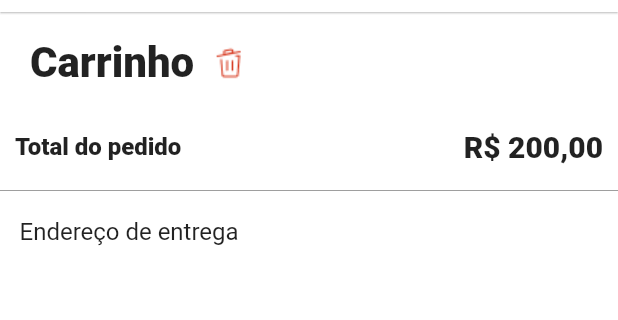
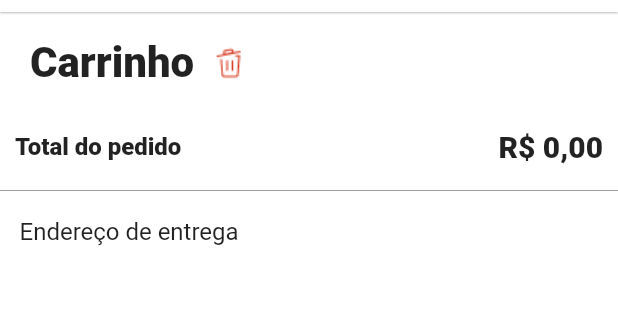
Before and after one commit to kakosergio/vakinha_burger, a Flutter app: the OrderPage screen opened by its route, on a phone screen of 412 x 824 dp, the part 72-392 px from its top. Run offline on Flutter 3.47's test engine with Material 2 defaults, Android fonts, the phone set to English and light mode, and no system bars; our stand-ins replace bloc, dio, equatable, flutter_bloc, loading_animation_widget, shared_preferences and 1 more; missing offline and left inert: flutter_awesome_select, match, validatorless; accounts and stored records are empty; Roboto replaces fonts that are missing (mplus1); statements that could not run were skipped.

Commit message:
Created updateCart from order to home

```diff
--- a/lib/app/pages/home/home_controller.dart
+++ b/lib/app/pages/home/home_controller.dart
@@ -52,4 +52,6 @@ class HomeController extends Cubit<HomeState> {
     // emite o estado
     emit(state.copyWith(shoppingCart: shoppingCart));
   }
+
+  void updateCart(List<OrderProductDto> updateCart) {}
 }
--- a/lib/app/pages/home/widgets/shopping_cart.dart
+++ b/lib/app/pages/home/widgets/shopping_cart.dart
@@ -1,7 +1,9 @@
 import 'package:dw9_delivery_app/app/core/extensions/formatter_extension.dart';
 import 'package:dw9_delivery_app/app/core/ui/helpers/size_extensions.dart';
 import 'package:dw9_delivery_app/app/core/ui/styles/text_styles.dart';
+import 'package:dw9_delivery_app/app/pages/home/home_controller.dart';
 import 'package:flutter/material.dart';
+import 'package:provider/provider.dart';
 import 'package:shared_preferences/shared_preferences.dart';
 
 import '../../../dto/order_product_dto.dart';
@@ -15,6 +17,7 @@ class ShoppingCart extends StatelessWidget {
 
   Future<void> _goOrder(BuildContext context) async {
     final navigator = Navigator.of(context);
+    final controller = context.read<HomeController>();
     final sp = await SharedPreferences.getInstance();
     if (!sp.containsKey('accessToken')) {
       //Envio para o login
@@ -25,7 +28,8 @@ class ShoppingCart extends StatelessWidget {
       }
     }
     // Envio para o Order
-    await navigator.pushNamed('/order', arguments: cart);
+    final updateCart = await navigator.pushNamed('/order', arguments: cart);
+    controller.updateCart(updateCart as List<OrderProductDto>);
   }
 
   @override
--- a/lib/app/pages/order/order_page.dart
+++ b/lib/app/pages/order/order_page.dart
@@ -1,3 +1,4 @@
+import 'package:dw9_delivery_app/app/core/extensions/formatter_extension.dart';
 import 'package:dw9_delivery_app/app/core/ui/base_state/base_state.dart';
 import 'package:dw9_delivery_app/app/core/ui/styles/text_styles.dart';
 import 'package:dw9_delivery_app/app/core/ui/widgets/delivery_app_bar.dart';
@@ -48,6 +49,11 @@ class _OrderPageState extends BaseState<OrderPage, OrderController> {
           },
         );
       },
+      child: WillPopScope(
+        onWillPop: () async {
+          Navigator.of(context).pop(controller.state.orderProducts);
+          return false;
+        },
         child: Scaffold(
           appBar: DeliveryAppBar(),
           body: Form(
@@ -74,7 +80,8 @@ class _OrderPageState extends BaseState<OrderPage, OrderController> {
                     ),
                   ),
                 ),
-              BlocSelector<OrderController, OrderState, List<OrderProductDto>>(
+                BlocSelector<OrderController, OrderState,
+                    List<OrderProductDto>>(
                   selector: (state) => state.orderProducts,
                   builder: (context, orderProducts) {
                     return SliverList(
@@ -109,10 +116,15 @@ class _OrderPageState extends BaseState<OrderPage, OrderController> {
                               style: context.textStyles.textExtraBold
                                   .copyWith(fontSize: 16),
                             ),
-                          Text(
-                            r'R$ 200,00',
+                            BlocSelector<OrderController, OrderState, double>(
+                              selector: (state) => state.totalOrder,
+                              builder: (context, total) {
+                                return Text(
+                                  total.currencyPTBR,
                                   style: context.textStyles.textExtraBold
                                       .copyWith(fontSize: 20),
+                                );
+                              },
                             )
                           ],
                         ),
@@ -126,7 +138,8 @@ class _OrderPageState extends BaseState<OrderPage, OrderController> {
                       OrderField(
                         title: 'Endereço de entrega',
                         controller: _addressEC,
-                      validator: Validatorless.required('Endereço obrigatório'),
+                        validator:
+                            Validatorless.required('Endereço obrigatório'),
                         hintText: 'Digite o endereço',
                       ),
                       const SizedBox(
@@ -153,8 +166,8 @@ class _OrderPageState extends BaseState<OrderPage, OrderController> {
                         builder: (context, paymentTypes) {
                           return ValueListenableBuilder(
                             valueListenable: paymentTypeValid,
-                          builder: (BuildContext context, paymentTypeValidValue,
-                                  Widget? child) =>
+                            builder: (BuildContext context,
+                                    paymentTypeValidValue, Widget? child) =>
                                 PaymentTypesField(
                               valid: paymentTypeValidValue,
                               valueSelected: paymentTypeId.toString(),
@@ -197,6 +210,7 @@ class _OrderPageState extends BaseState<OrderPage, OrderController> {
             ),
           ),
         ),
+      ),
     );
   }
 }
--- a/lib/app/pages/order/order_state.dart
+++ b/lib/app/pages/order/order_state.dart
@@ -36,7 +36,8 @@ class OrderState extends Equatable {
         errorMessage = null;
 
   @override
-  List<Object?> get props => [status, orderProducts, paymentTypes, errorMessage];
+  List<Object?> get props =>
+      [status, orderProducts, paymentTypes, errorMessage];
 
   OrderState copyWith({
     OrderStatus? status,
@@ -51,4 +52,7 @@ class OrderState extends Equatable {
       errorMessage: errorMessage ?? this.errorMessage,
     );
   }
+
+  double get totalOrder =>
+      orderProducts.fold(0, (total, product) => total + product.totalPrice);
 }
```
Lines whose indentation alone changed are shown as unchanged.
